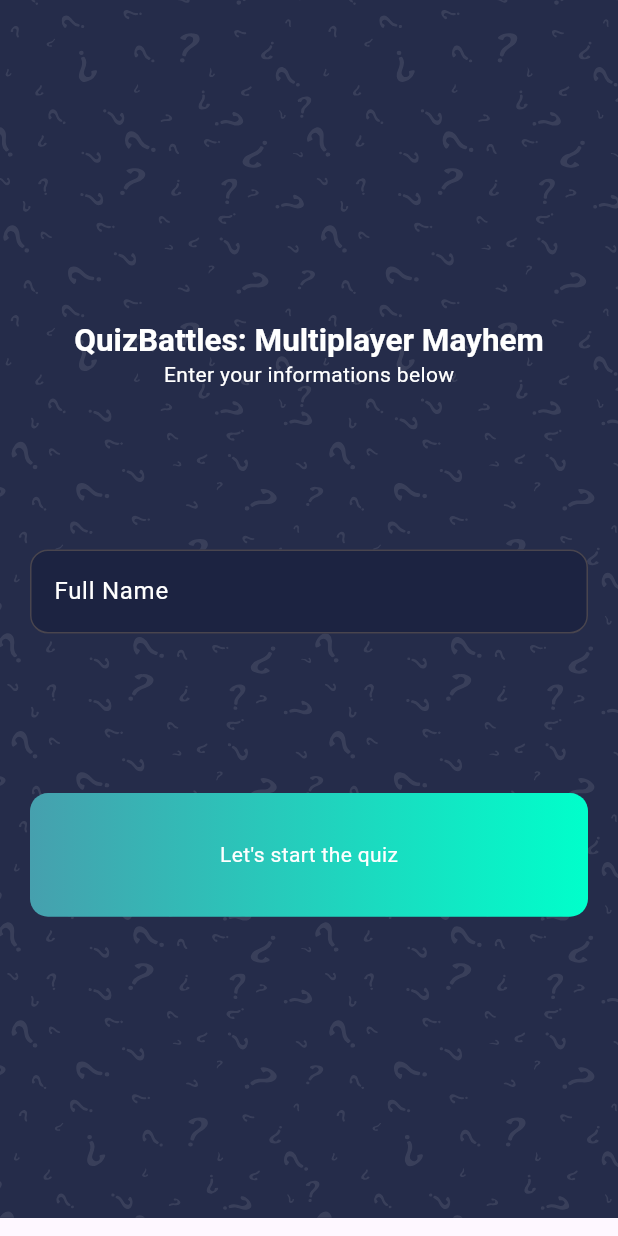
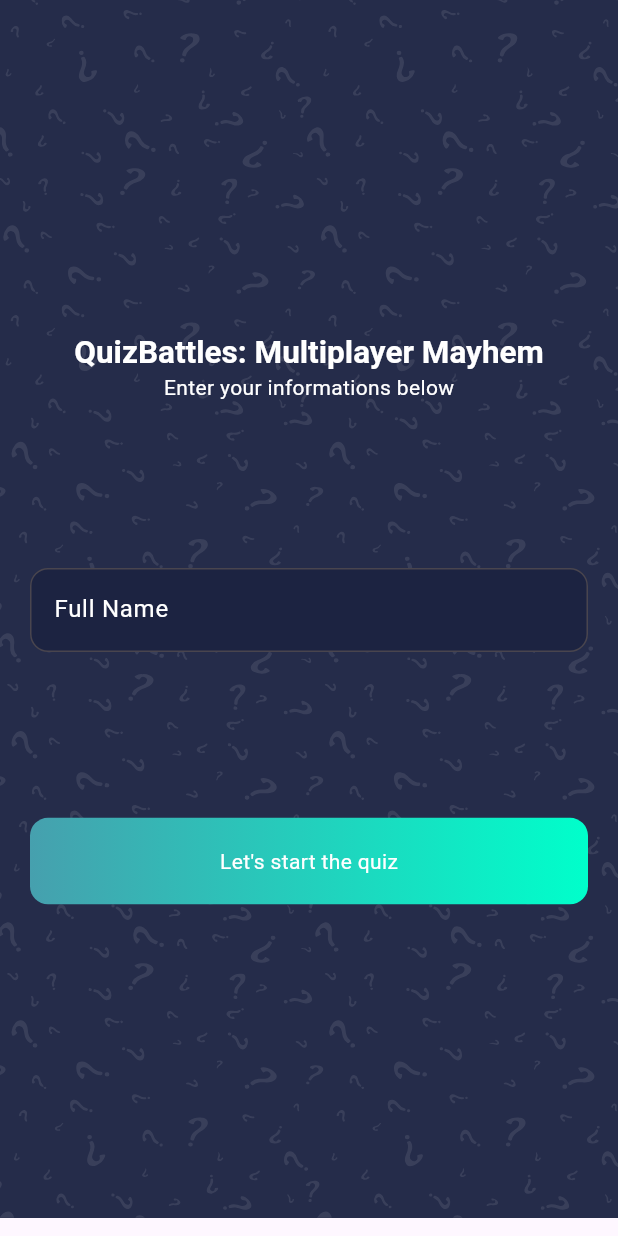
Before and after one commit to AliJawadSubhan/simp_quiz_app, a Flutter app: the screen it shows after launch, on a phone screen of 412 x 824 dp. Run offline on Flutter 3.47's test engine with Material 2 defaults, Android fonts, the phone set to English and light mode, and no system bars; our stand-ins replace bloc, cloud_firestore, connectivity_plus, firebase_auth, firebase_core, flutter_bloc and 2 more; accounts and stored records are empty.

Commit message:
UI update

```diff
--- a/lib/sccreen/login_screen/login_screen.dart
+++ b/lib/sccreen/login_screen/login_screen.dart
@@ -141,7 +141,7 @@ class LoginScreen extends StatelessWidget {
                             loginCubit.userUILogic(nameController.text.trim());
                           },
                           child: Container(
-                            height: MediaQuery.of(context).size.height * 0.1,
+                            height: MediaQuery.of(context).size.height * 0.07,
                             width: double.infinity,
                             alignment: Alignment.center,
                             padding: const EdgeInsets.all(
```
Also changed, not shown: images/game_logo.png (added).
